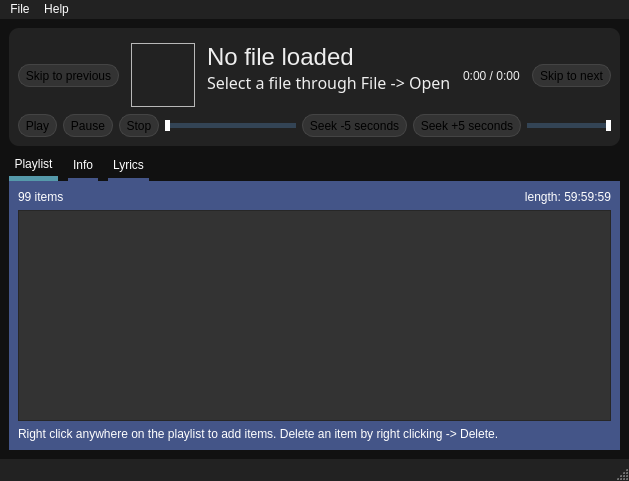
The window that gui/mainwindow.ui (ZoomTen/playah) describes before a commit, drawn with Qt 5.
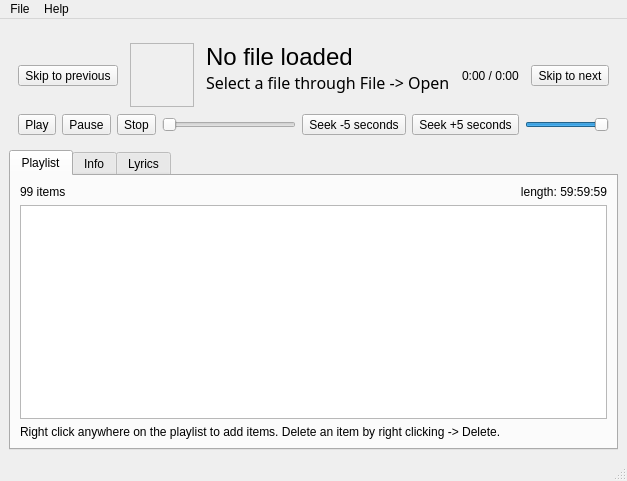
The same window after the commit. Icons and pictures are not drawn. Custom widgets are drawn as their Qt base class.

```diff
--- a/gui/mainwindow.ui
+++ b/gui/mainwindow.ui
@@ -14,7 +14,7 @@
    <string>Playah!</string>
   </property>
   <property name="styleSheet">
-   <string notr="true">#MainWindow, #centralwidget{
+   <string notr="true">QMainWindow, #centralwidget{
 background-color: #111;
 }
 
@@ -31,7 +31,6 @@
 background-color: #222;
 border-radius: 10px;
 }
-
 #authorLabel, #titleLabel, #timeLabel{
 color: #eee;
 }
@@ -42,11 +41,9 @@
 background-color: #333;
 padding: 2px;
 }
-
 QToolButton:hover {
 background-color: #fff;
 }
-
 QToolButton:pressed {
 background-color: #aaa;
 }
@@ -55,7 +52,6 @@
 height: 5px;
 background: #345;
 }
-
 QSlider::handle:horizontal {
 width: 5px;
 margin: -3px 0;;
@@ -66,35 +62,37 @@
     border: none;
     background: #111;
 }
-
 QTabBar::tab {
 border-bottom: 3px solid #458;
 color: #fff;
 padding: 5px;
 margin-right: 10px;
 }
-
 QTabBar::tab:selected {
 border-bottom: 5px solid #59a;
 }
-
-#playlistTab, #infoTab, #lyricsTab{
+QTabWidget &gt; QWidget &gt; QWidget{
 background-color: #458;
 }
-
-#playlistTab *, #infoTab *{
+QTabWidget &gt; QWidget &gt; QWidget *{
 color: #fff;
 }
 
-#playlistView{
+QHeaderView:section {
+border: none;
+border-right: 1px solid #303030;
+    background-color: #505050;
+font-weight: bold;
+    color: white;
+    padding-left: 4px;
+}
+QTreeView{
 background-color: #333;
 }
-
-#playlistView:item:selected{
+QTreeView:item:selected{
 background-color: #555;
 }
-
-#playlistView:item:hover{
+QTreeView:item:hover{
 background-color:#444;
 }
 
@@ -107,24 +105,14 @@
     min-width: 20px;
 }
 
-QHeaderView:section {
-border: none;
-    background-color: qlineargradient(x1:0, y1:0, x2:0, y2:1,
-                                      stop:0 #616161, stop: 0.5 #505050,
-                                      stop: 0.6 #434343, stop:1 #656565);
-    color: white;
-    padding-left: 4px;
-}
 
 QMenu {
     background-color: #444;
 }
-
 QMenu::item {
     background-color: transparent;
 color: #fff;
 }
-
 QMenu::item:selected { /* when user selects item using mouse or keyboard */
     background-color: #777;
 }</string>
@@ -203,6 +191,70 @@
          </item>
          <item row="2" column="2">
           <widget class="QLabel" name="albumLabel">
+           <property name="palette">
+            <palette>
+             <active>
+              <colorrole role="Text">
+               <brush brushstyle="SolidPattern">
+                <color alpha="255">
+                 <red>255</red>
+                 <green>255</green>
+                 <blue>255</blue>
+                </color>
+               </brush>
+              </colorrole>
+              <colorrole role="PlaceholderText">
+               <brush brushstyle="SolidPattern">
+                <color alpha="128">
+                 <red>255</red>
+                 <green>255</green>
+                 <blue>255</blue>
+                </color>
+               </brush>
+              </colorrole>
+             </active>
+             <inactive>
+              <colorrole role="Text">
+               <brush brushstyle="SolidPattern">
+                <color alpha="255">
+                 <red>255</red>
+                 <green>255</green>
+                 <blue>255</blue>
+                </color>
+               </brush>
+              </colorrole>
+              <colorrole role="PlaceholderText">
+               <brush brushstyle="SolidPattern">
+                <color alpha="128">
+                 <red>255</red>
+                 <green>255</green>
+                 <blue>255</blue>
+                </color>
+               </brush>
+              </colorrole>
+             </inactive>
+             <disabled>
+              <colorrole role="Text">
+               <brush brushstyle="SolidPattern">
+                <color alpha="96">
+                 <red>164</red>
+                 <green>166</green>
+                 <blue>168</blue>
+                </color>
+               </brush>
+              </colorrole>
+              <colorrole role="PlaceholderText">
+               <brush brushstyle="SolidPattern">
+                <color alpha="128">
+                 <red>218</red>
+                 <green>218</green>
+                 <blue>218</blue>
+                </color>
+               </brush>
+              </colorrole>
+             </disabled>
+            </palette>
+           </property>
            <property name="text">
             <string/>
            </property>
```
